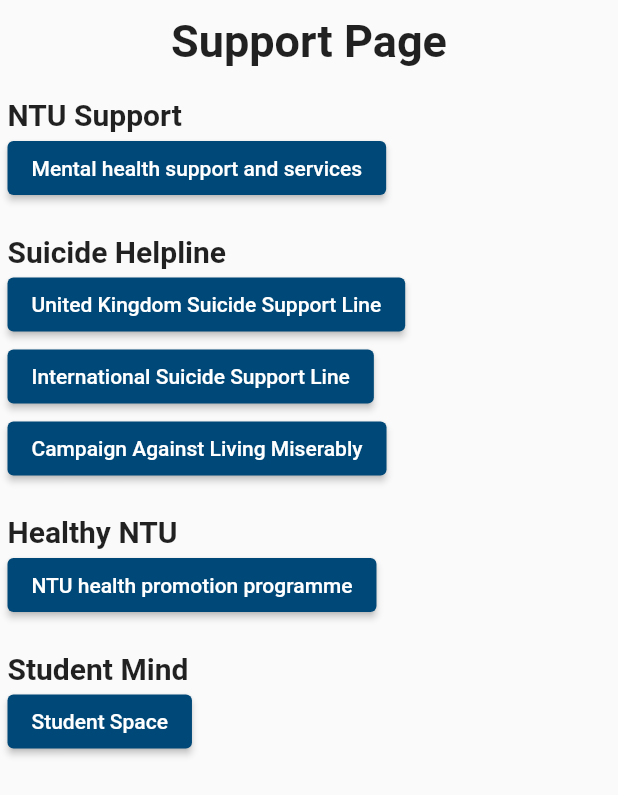
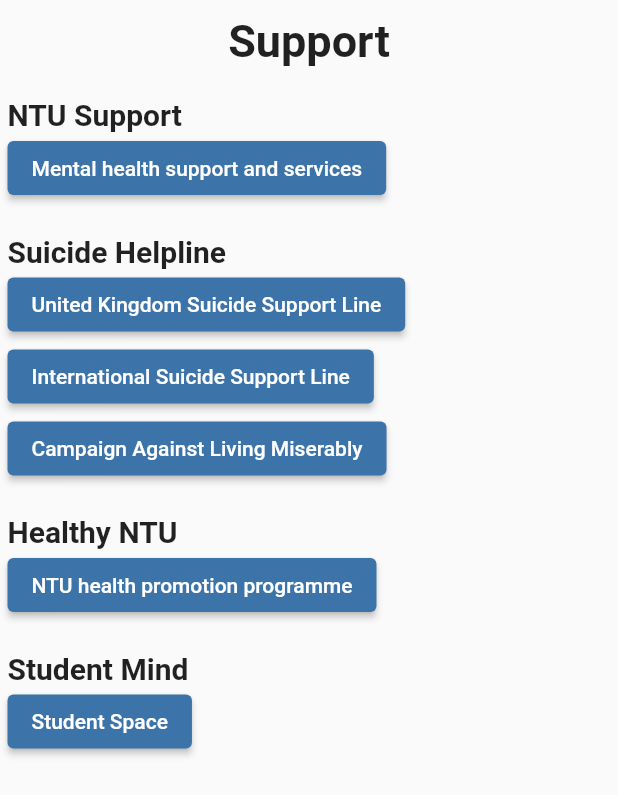
Before and after one commit to AshleyJTM/flutter-mooodtracker-app, a Flutter app: the Support screen opened directly, on a phone screen of 412 x 824 dp. Shown: the top 795 px of the screen. Run offline on Flutter 3.47's test engine with Material 2 defaults, Android fonts, the phone set to English and light mode, and no system bars; our stand-ins replace charts_flutter, cloud_firestore, firebase_core, flutter_local_notifications, splashscreen, syncfusion_flutter_datepicker and 1 more; accounts and stored records are empty; network calls fail.

Commit message:
Page Titles

```diff
--- a/lib/code/charts.dart
+++ b/lib/code/charts.dart
@@ -71,7 +71,7 @@ class _MoodChartState extends State<MoodChart> {
           child: Column(
             children: <Widget>[
               Text(
-                'Feelings Graph',
+                'Charts',
                 style: TextStyle(fontSize: 30, fontWeight: FontWeight.bold),
               ),
               SizedBox(
--- a/lib/code/settings.dart
+++ b/lib/code/settings.dart
@@ -41,7 +41,7 @@ class _SettingsState extends State<Settings> {
           children: [
             Center(
               child: Text(
-                'Settings Page',
+                'Settings',
                 style: TextStyle(fontSize: 30, fontWeight: FontWeight.bold),
                 textAlign: TextAlign.center,
               ),
--- a/lib/code/support.dart
+++ b/lib/code/support.dart
@@ -16,6 +16,8 @@ class SupportPage extends StatelessWidget {
 class Support extends StatelessWidget {
   const Support({Key? key}) : super(key: key);
 
+  static const textColor = Color(0xff3c73a8); //NTU Blue 0xFF004877
+
   @override
   Widget build(BuildContext context) {
     return Scaffold(
@@ -25,7 +27,7 @@ class Support extends StatelessWidget {
           children: [
             Center(
               child: Text(
-                'Support Page',
+                'Support',
                 style: TextStyle(fontSize: 30, fontWeight: FontWeight.bold),
                 textAlign: TextAlign.center,
               ),
@@ -48,7 +50,7 @@ class Support extends StatelessWidget {
                 builder: (context, followLink ) => ElevatedButton(
                   onPressed: followLink,
                   child: Text('Mental health support and services'),
-                style: ElevatedButton.styleFrom(primary: Color(0xff004877))),
+                style: ElevatedButton.styleFrom(primary: textColor)),
               ),
             ),
             SizedBox(
@@ -69,7 +71,7 @@ class Support extends StatelessWidget {
                 builder: (context, followLink ) => ElevatedButton(
                     onPressed: followLink,
                     child: Text('United Kingdom Suicide Support Line'),
-                    style: ElevatedButton.styleFrom(primary: Color(0xff004877))),
+                    style: ElevatedButton.styleFrom(primary: textColor)),
               ),
             ),
             Container(
@@ -80,7 +82,7 @@ class Support extends StatelessWidget {
                 builder: (context, followLink ) => ElevatedButton(
                     onPressed: followLink,
                     child: Text('International Suicide Support Line'),
-                    style: ElevatedButton.styleFrom(primary: Color(0xff004877))),
+                    style: ElevatedButton.styleFrom(primary: textColor)),
               ),
             ),
             Container(
@@ -91,7 +93,7 @@ class Support extends StatelessWidget {
                 builder: (context, followLink ) => ElevatedButton(
                     onPressed: followLink,
                     child: Text('Campaign Against Living Miserably'),
-                    style: ElevatedButton.styleFrom(primary: Color(0xff004877))),
+                    style: ElevatedButton.styleFrom(primary: textColor)),
               ),
             ),
             SizedBox(
@@ -112,7 +114,7 @@ class Support extends StatelessWidget {
                 builder: (context, followLink ) => ElevatedButton(
                     onPressed: followLink,
                     child: Text('NTU health promotion programme'),
-                    style: ElevatedButton.styleFrom(primary: Color(0xff004877))),
+                    style: ElevatedButton.styleFrom(primary: textColor)),
               ),
             ),
             SizedBox(
@@ -133,7 +135,7 @@ class Support extends StatelessWidget {
                 builder: (context, followLink ) => ElevatedButton(
                     onPressed: followLink,
                     child: Text('Student Space'),
-                    style: ElevatedButton.styleFrom(primary: Color(0xff004877))),
+                    style: ElevatedButton.styleFrom(primary: textColor)),
               ),
             ),
           ],
--- a/lib/main.dart
+++ b/lib/main.dart
@@ -60,7 +60,7 @@ class _MainPageState extends State<MainPage> {
       resizeToAvoidBottomInset: false,
       appBar: AppBar(
         title: Text('NTYOU'),
-        backgroundColor: Color(0xffE8005A),
+        backgroundColor: Color(0xffE8005A), // NTU Pink 0xffE8005A
       ),
       body: screens[currentIndex],
       bottomNavigationBar: BottomNavigationBar(
```
